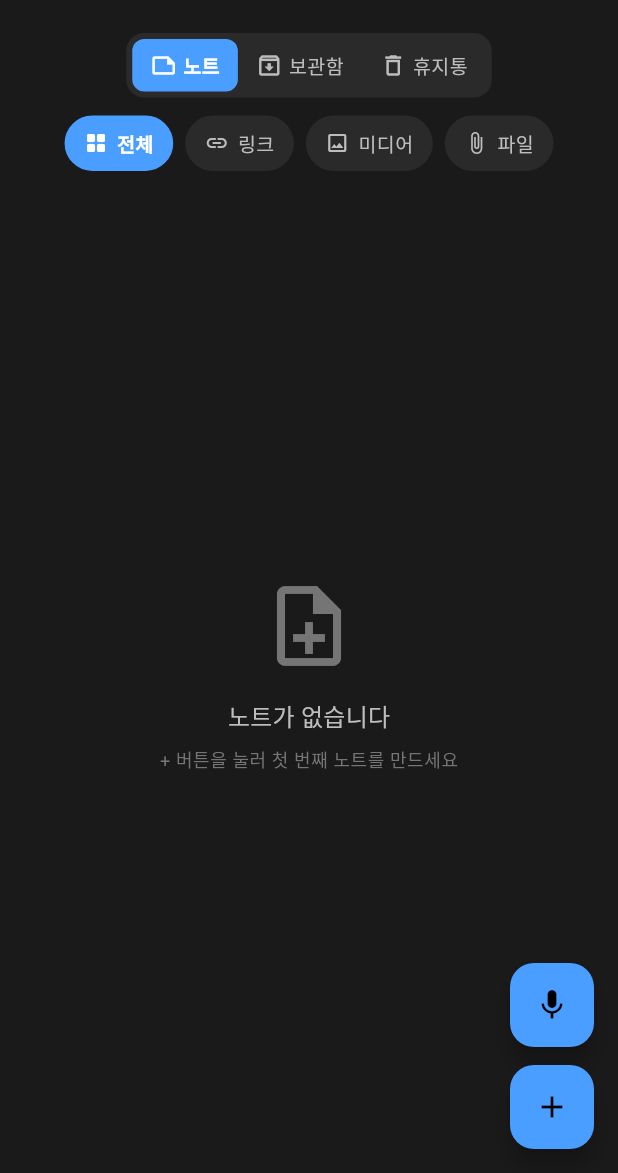
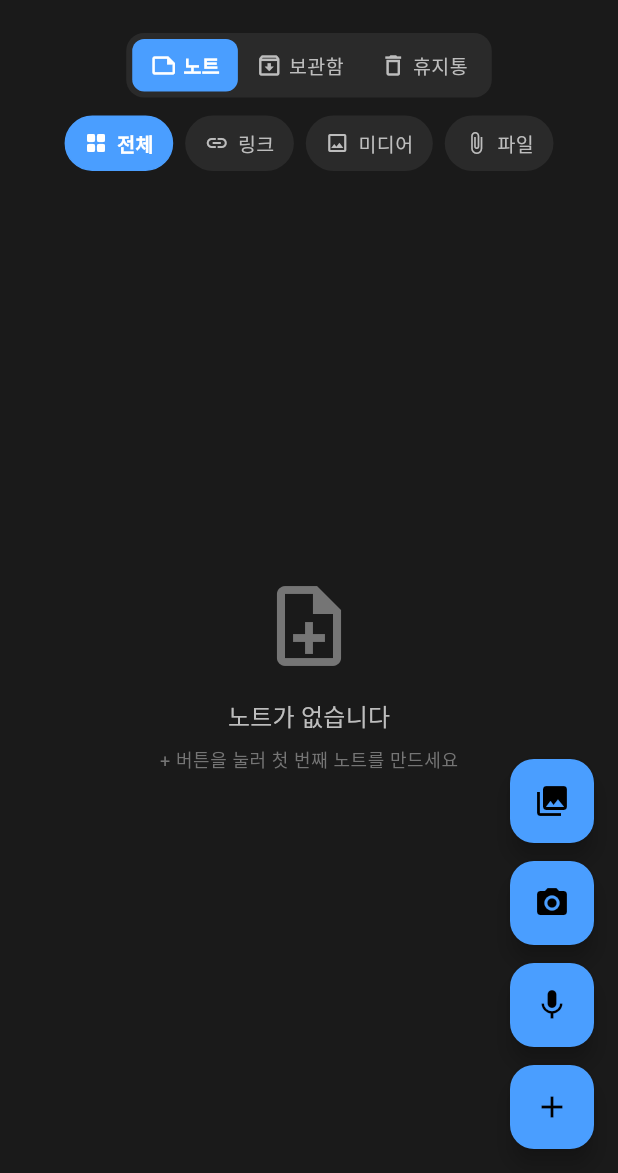
Before and after one commit to intelli-bruce/drop, a Flutter app: the screen it shows once a user with an empty profile is signed in, on a phone screen of 412 x 824 dp, the part 63-1236 px from its top. Run offline on Flutter 3.47's test engine with Material 3 defaults, Android fonts, the phone set to English and light mode, and no system bars; our stand-ins replace app_links, audioplayers, cached_network_image, dio, flutter_riverpod, flutter_slidable and 7 more; missing offline and left inert: receive_sharing_intent, record; accounts and stored records are empty; generated files the repository leaves out were written again; network calls fail.

Commit message:
feat(mobile): add camera and gallery FAB buttons for quick capture
- Add ActionButtons widget with 4 equal FAB buttons:
  - GalleryFab: opens gallery for multi-image selection
  - CameraFab: opens camera for photo capture
  - RecordFab: starts voice recording
  - AddFab: opens note composer sheet
- Add direct note creation from camera/gallery without composer
- All buttons use same size and color (no hierarchy)

Closes #22

🤖 Generated with [Claude Code](https://claude.com/claude-code)

Co-Authored-By: Claude Opus 4.5 <noreply@anthropic.com>

```diff
--- /dev/null
+++ b/apps/mobile/lib/presentation/widgets/action_buttons.dart
@@ -0,0 +1,123 @@
+import 'package:flutter/material.dart';
+
+const _fabBackgroundColor = Color(0xFF4A9EFF);
+
+/// FAB action buttons for home screen
+/// Contains: Gallery, Camera, Record, Add buttons
+class ActionButtons extends StatelessWidget {
+  final bool isRecording;
+  final VoidCallback onAddPressed;
+  final VoidCallback onRecordPressed;
+  final VoidCallback onCameraPressed;
+  final VoidCallback onGalleryPressed;
+
+  const ActionButtons({
+    super.key,
+    required this.isRecording,
+    required this.onAddPressed,
+    required this.onRecordPressed,
+    required this.onCameraPressed,
+    required this.onGalleryPressed,
+  });
+
+  @override
+  Widget build(BuildContext context) {
+    // Hide other buttons when recording
+    if (isRecording) {
+      return AddFab(onPressed: onAddPressed);
+    }
+
+    return Column(
+      mainAxisSize: MainAxisSize.min,
+      children: [
+        GalleryFab(onPressed: onGalleryPressed),
+        const SizedBox(height: 12),
+        CameraFab(onPressed: onCameraPressed),
+        const SizedBox(height: 12),
+        RecordFab(onPressed: onRecordPressed),
+        const SizedBox(height: 12),
+        AddFab(onPressed: onAddPressed),
+      ],
+    );
+  }
+}
+
+/// Gallery FAB - Opens photo gallery for multi-select
+class GalleryFab extends StatelessWidget {
+  final VoidCallback onPressed;
+
+  const GalleryFab({
+    super.key,
+    required this.onPressed,
+  });
+
+  @override
+  Widget build(BuildContext context) {
+    return FloatingActionButton(
+      heroTag: 'gallery',
+      onPressed: onPressed,
+      backgroundColor: _fabBackgroundColor,
+      child: const Icon(Icons.photo_library),
+    );
+  }
+}
+
+/// Camera FAB - Opens camera to capture photo
+class CameraFab extends StatelessWidget {
+  final VoidCallback onPressed;
+
+  const CameraFab({
+    super.key,
+    required this.onPressed,
+  });
+
+  @override
+  Widget build(BuildContext context) {
+    return FloatingActionButton(
+      heroTag: 'camera',
+      onPressed: onPressed,
+      backgroundColor: _fabBackgroundColor,
+      child: const Icon(Icons.camera_alt),
+    );
+  }
+}
+
+/// Record FAB - Starts voice recording
+class RecordFab extends StatelessWidget {
+  final VoidCallback onPressed;
+
+  const RecordFab({
+    super.key,
+    required this.onPressed,
+  });
+
+  @override
+  Widget build(BuildContext context) {
+    return FloatingActionButton(
+      heroTag: 'record',
+      onPressed: onPressed,
+      backgroundColor: _fabBackgroundColor,
+      child: const Icon(Icons.mic),
+    );
+  }
+}
+
+/// Add FAB - Opens note composer
+class AddFab extends StatelessWidget {
+  final VoidCallback onPressed;
+
+  const AddFab({
+    super.key,
+    required this.onPressed,
+  });
+
+  @override
+  Widget build(BuildContext context) {
+    return FloatingActionButton(
+      heroTag: 'add',
+      onPressed: onPressed,
+      backgroundColor: _fabBackgroundColor,
+      child: const Icon(Icons.add),
+    );
+  }
+}
```
Also changed, not shown: apps/mobile/lib/presentation/screens/home_screen.dart (+87 -37 lines).
